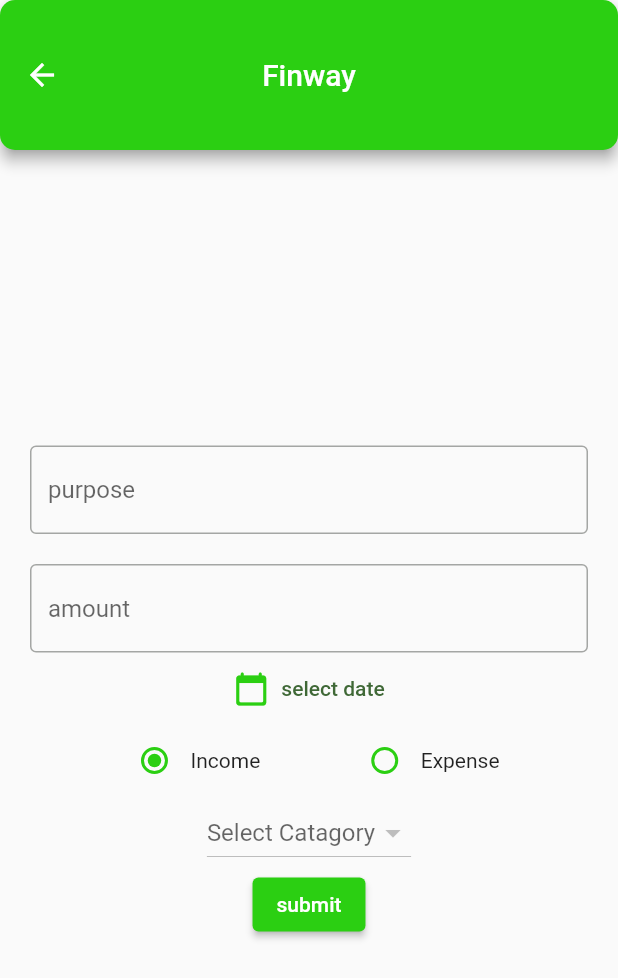
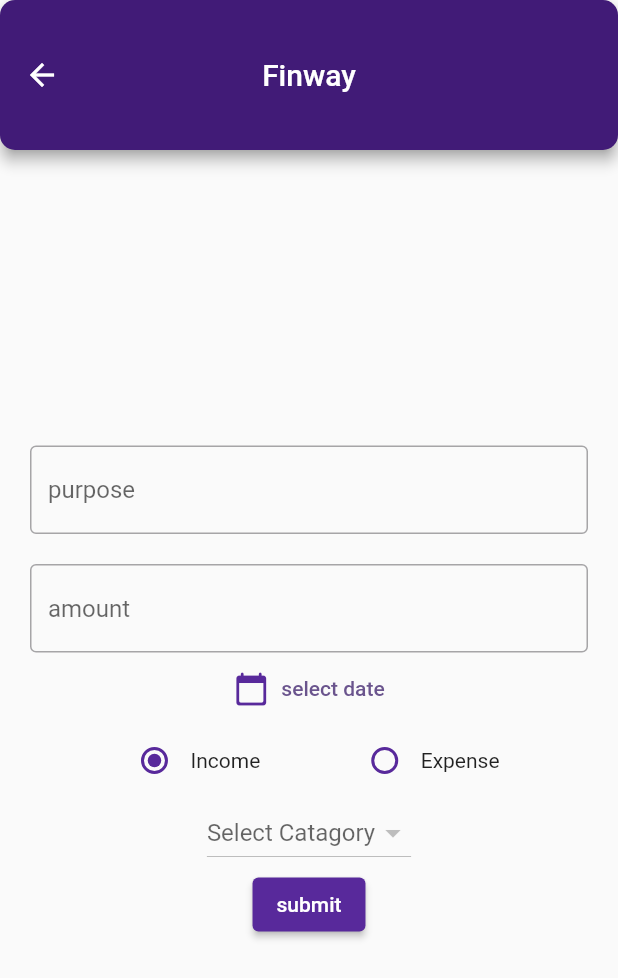
Before and after one commit to adarshh-s/personal_money_management_app, a Flutter app: the screen it shows after launch, after a tap on the "add" icon, on a phone screen of 412 x 824 dp. Shown: the top 978 px of the screen. Run offline on Flutter 3.47's test engine with Material 2 defaults, Android fonts, the phone set to English and light mode, and no system bars; our stand-ins replace flutter_slidable, hive_flutter; accounts and stored records are empty.

```diff
--- a/lib/categories/expense_category_list.dart
+++ b/lib/categories/expense_category_list.dart
@@ -16,7 +16,7 @@ class ExpenseCategoryList extends StatelessWidget {
               itemBuilder: (ctx, index) {
                 final category = newlist[index];
                 return Card(
-                  color: const Color.fromARGB(255, 80, 232, 83),
+                  color: const Color.fromARGB(255, 181, 42, 42),
                   elevation: 0,
                   shape: RoundedRectangleBorder(
                       borderRadius: BorderRadius.circular(15)),
--- a/lib/categories/income_category_list.dart
+++ b/lib/categories/income_category_list.dart
@@ -16,7 +16,7 @@ class IncomeCategoryList extends StatelessWidget {
               itemBuilder: (ctx, index) {
                 final category = newlist[index];
                 return Card(
-                  color: const Color.fromARGB(255, 80, 232, 83),
+                  color: const Color.fromARGB(255, 23, 160, 25),
                   elevation: 0,
                   shape: RoundedRectangleBorder(
                       borderRadius: BorderRadius.circular(15)),
--- a/lib/categories/screen_category.dart
+++ b/lib/categories/screen_category.dart
@@ -27,7 +27,7 @@ class _ScreenCategoryState extends State<ScreenCategory>
         TabBar(
             controller: tabController,
             labelColor: const Color.fromARGB(255, 0, 0, 0),
-            indicatorColor: const Color.fromARGB(255, 52, 238, 58),
+            indicatorColor: const Color.fromARGB(255, 88, 41, 155),
             dividerColor: const Color.fromARGB(255, 9, 9, 9),
             unselectedLabelColor: const Color.fromARGB(255, 205, 201, 201),
             tabs: const <Widget>[
--- a/lib/home/screen_home.dart
+++ b/lib/home/screen_home.dart
@@ -16,7 +16,7 @@ class ScreenHome extends StatelessWidget {
     return Scaffold(
       appBar: AppBar(
         title: const Text("Finway"),
-        backgroundColor: const Color.fromARGB(255, 43, 207, 18),
+        backgroundColor: const Color.fromARGB(255, 65, 27, 119),
         centerTitle: true,
         toolbarHeight: 100,
         shadowColor: Colors.grey,
@@ -33,14 +33,14 @@ class ScreenHome extends StatelessWidget {
       floatingActionButton: FloatingActionButton(
         onPressed: () {
           if (getValueNotifier.value == 0) {
-            print("add transaction");
+            //print("add transaction");
             Navigator.of(context).pushNamed(ScreenAddTransaction.routeName);
           } else {
-            print("add category");
+            //print("add category");
             showCatageoryAddPopup(context);
           }
         },
-        backgroundColor: const Color.fromARGB(255, 43, 207, 18),
+        backgroundColor: const Color.fromARGB(255, 65, 27, 119),
         child: const Icon(
           Icons.add,
         ),
--- a/lib/home/widgets/bottomnavigation.dart
+++ b/lib/home/widgets/bottomnavigation.dart
@@ -10,7 +10,7 @@ class BottomNavigation extends StatelessWidget {
       valueListenable: ScreenHome.getValueNotifier,
       builder: (BuildContext ctx, int updatedIndex, Widget? _) {
         return BottomNavigationBar(
-            selectedItemColor: const Color.fromARGB(255, 43, 207, 18),
+            selectedItemColor: const Color.fromARGB(255, 65, 27, 119),
             unselectedItemColor: Colors.grey,
             currentIndex: updatedIndex,
             onTap: (newIndex) {
--- a/lib/home/widgets/transaction/screen_add_transaction.dart
+++ b/lib/home/widgets/transaction/screen_add_transaction.dart
@@ -31,7 +31,7 @@ class _ScreenAddTransactionState extends State<ScreenAddTransaction> {
     return Scaffold(
       appBar: AppBar(
         title: const Text("Finway"),
-        backgroundColor: const Color.fromARGB(255, 43, 207, 18),
+        backgroundColor: const Color.fromARGB(255, 65, 27, 119),
         centerTitle: true,
         toolbarHeight: 100,
         shadowColor: Colors.grey,
@@ -65,7 +65,7 @@ class _ScreenAddTransactionState extends State<ScreenAddTransaction> {
             TextButton.icon(
                 style: ButtonStyle(
                     iconColor: MaterialStateColor.resolveWith((states) {
-                  return const Color.fromARGB(255, 43, 207, 18);
+                  return const Color.fromARGB(255, 88, 41, 155);
                 })),
                 onPressed: () async {
                   final selectedDateTemp = await showDatePicker(
@@ -76,9 +76,9 @@ class _ScreenAddTransactionState extends State<ScreenAddTransaction> {
                       lastDate: DateTime.now());
                   if (selectedDateTemp == null) {
                     return;
-                  } else {
-                    print(_selectedDate.toString());
-                  }
+                  } //else {
+                  //print(_selectedDate.toString());
+                  //}
                   setState(() {
                     _selectedDate = selectedDateTemp;
                   });
@@ -88,7 +88,7 @@ class _ScreenAddTransactionState extends State<ScreenAddTransaction> {
                   _selectedDate == null
                       ? "select date"
                       : _selectedDate.toString(),
-                  selectionColor: const Color.fromARGB(255, 43, 207, 18),
+                  selectionColor: const Color.fromARGB(255, 88, 41, 155),
                 )),
             //income or expense radio buttons
             Row(
@@ -98,9 +98,9 @@ class _ScreenAddTransactionState extends State<ScreenAddTransaction> {
                   children: [
                     Radio(
                         fillColor: MaterialStateColor.resolveWith((states) {
-                          return const Color.fromARGB(255, 43, 207, 18);
+                          return const Color.fromARGB(255, 88, 41, 155);
                         }),
-                        hoverColor: const Color.fromARGB(255, 43, 207, 18),
+                        hoverColor: const Color.fromARGB(255, 88, 41, 155),
                         value: CategoryType.income,
                         groupValue: _selectedCategoryType,
                         onChanged: (newValue) {
@@ -111,7 +111,7 @@ class _ScreenAddTransactionState extends State<ScreenAddTransaction> {
                         }),
                     const Text(
                       "Income",
-                      selectionColor: Color.fromARGB(255, 43, 207, 18),
+                      selectionColor: Color.fromARGB(255, 88, 41, 155),
                     )
                   ],
                 ),
@@ -119,9 +119,9 @@ class _ScreenAddTransactionState extends State<ScreenAddTransaction> {
                   children: [
                     Radio(
                         fillColor: MaterialStateColor.resolveWith((states) {
-                          return const Color.fromARGB(255, 43, 207, 18);
+                          return const Color.fromARGB(255, 88, 41, 155);
                         }),
-                        hoverColor: const Color.fromARGB(255, 43, 207, 18),
+                        hoverColor: const Color.fromARGB(255, 88, 41, 155),
                         value: CategoryType.expense,
                         groupValue: _selectedCategoryType,
                         onChanged: (newValue) {
@@ -132,7 +132,7 @@ class _ScreenAddTransactionState extends State<ScreenAddTransaction> {
                         }),
                     const Text(
                       "Expense",
-                      selectionColor: Color.fromARGB(255, 43, 207, 18),
+                      selectionColor: Color.fromARGB(255, 88, 41, 155),
                     )
                   ],
                 ),
@@ -151,7 +151,7 @@ class _ScreenAddTransactionState extends State<ScreenAddTransaction> {
                 return DropdownMenuItem(
                   value: e.id,
                   onTap: () {
-                    print(e.toString());
+                    //print(e.toString());
                     _selectedCategoryModel = e;
                   },
                   child: Text(e.name),
@@ -170,7 +170,7 @@ class _ScreenAddTransactionState extends State<ScreenAddTransaction> {
               },
               style: ButtonStyle(
                 backgroundColor: MaterialStateColor.resolveWith((states) {
-                  return const Color.fromARGB(255, 43, 207, 18);
+                  return const Color.fromARGB(255, 88, 41, 155);
                 }),
               ),
               child: const Text("submit"),
@@ -215,6 +215,8 @@ class _ScreenAddTransactionState extends State<ScreenAddTransaction> {
     );
     await TransactionDb.instance.addTransaction(model);
     Navigator.of(context).pop();
+    _purposeEditingController.clear();
+    _amountEditingController.clear();
     TransactionDb.instance.refreshUI();
   }
 }
--- a/lib/main.dart
+++ b/lib/main.dart
@@ -30,7 +30,7 @@ class MyApp extends StatelessWidget {
     return MaterialApp(
       theme: ThemeData(
           colorScheme: ColorScheme.fromSeed(
-              seedColor: const Color.fromARGB(255, 12, 252, 20))),
+              seedColor: const Color.fromARGB(255, 80, 40, 137))),
       home: const ScreenHome(),
       routes: {
         ScreenAddTransaction.routeName: (ctx) => const ScreenAddTransaction(),
--- a/pubspec.yaml
+++ b/pubspec.yaml
@@ -31,6 +31,7 @@ dependencies:
   cupertino_icons: ^1.0.2
   flutter:
     sdk: flutter
+  flutter_slidable: ^3.0.0
   hive: ^2.2.3
   hive_flutter: ^1.1.0
   intl: ^0.18.1
```
Also changed, not shown: lib/categories/catagory_add _popup.dart (+8 -4 lines), lib/db/transaction/transaction_db.dart (+8 -0 lines), lib/transactions/screen_transaction.dart (+22 -10 lines), pubspec.lock.
